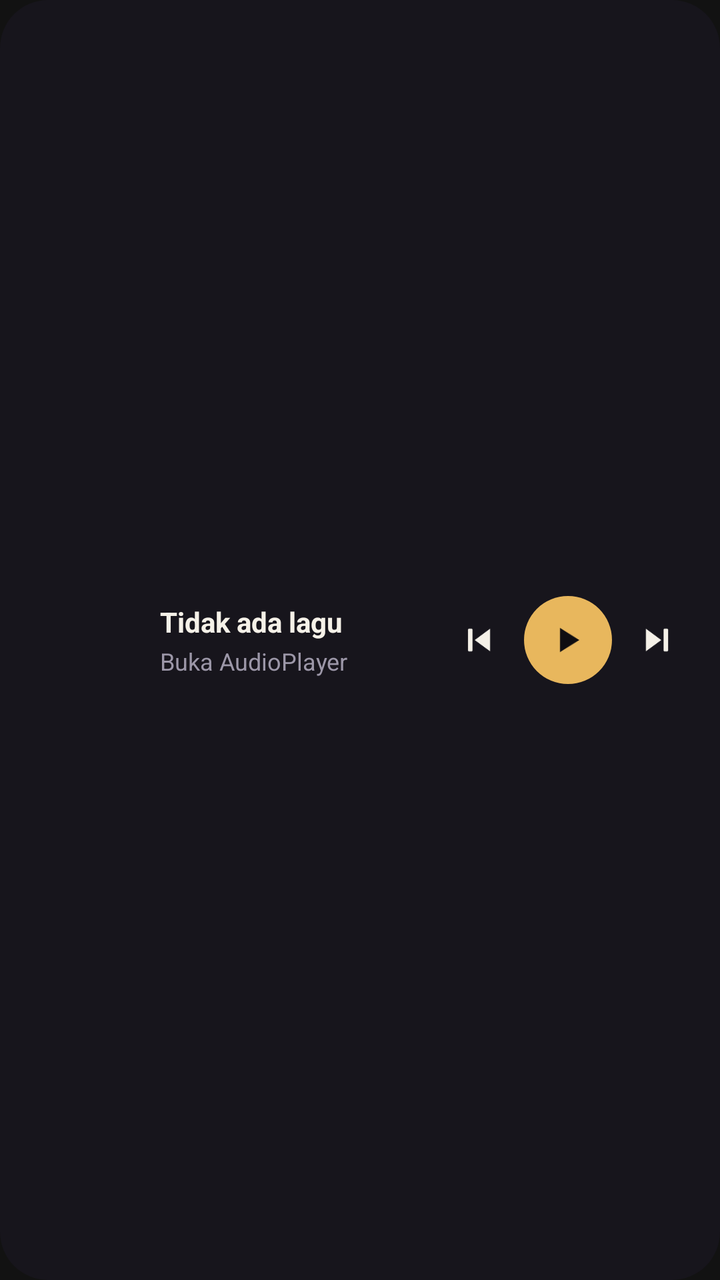
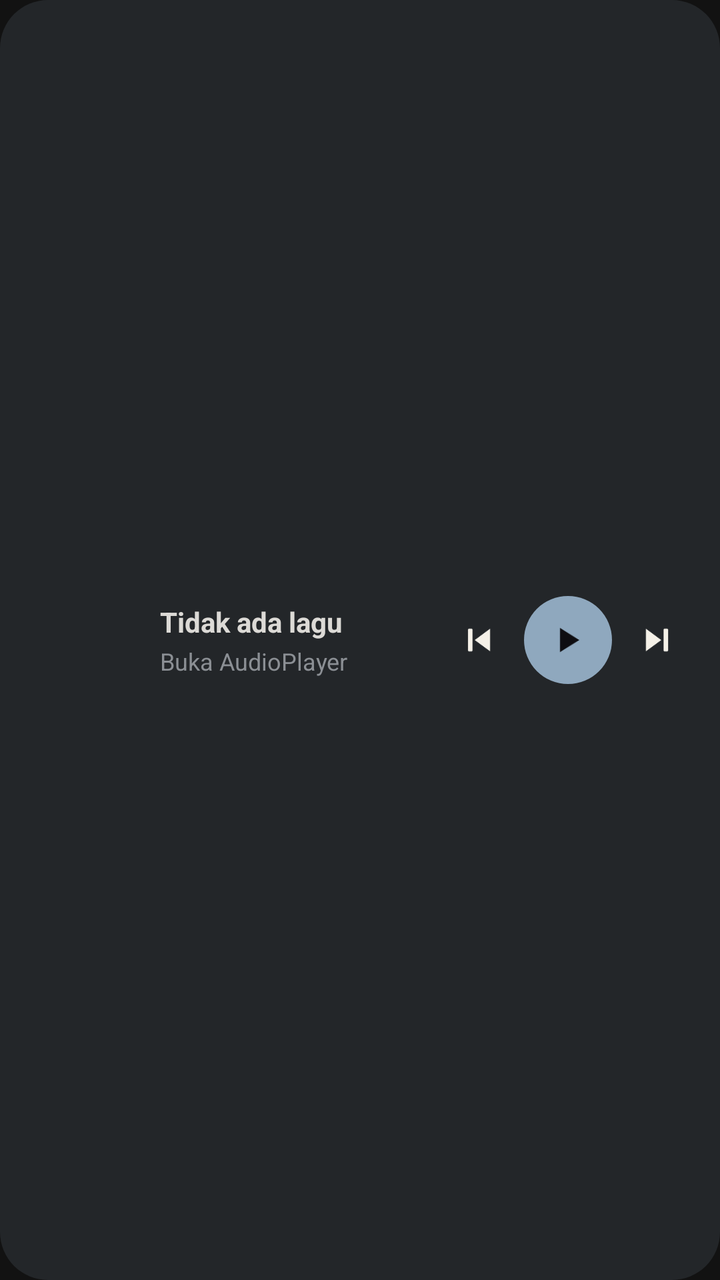

Before-and-after screenshots of an Android layout around one commit, followed by the original layout XML and the change that was made.
<!-- AndroidManifest.xml: application theme Theme.AudioPlayer -->
<!-- res/layout/widget_player.xml -->
<?xml version="1.0" encoding="utf-8"?>
<LinearLayout xmlns:android="http://schemas.android.com/apk/res/android"
    android:layout_width="match_parent"
    android:layout_height="match_parent"
    android:background="@drawable/widget_background"
    android:orientation="horizontal"
    android:gravity="center_vertical"
    android:padding="14dp">

    <ImageView
        android:id="@+id/widget_album_art"
        android:layout_width="52dp"
        android:layout_height="52dp"
        android:scaleType="centerCrop" />

    <LinearLayout
        android:layout_width="0dp"
        android:layout_height="wrap_content"
        android:layout_weight="1"
        android:layout_marginStart="14dp"
        android:layout_marginEnd="8dp"
        android:orientation="vertical">

        <TextView
            android:id="@+id/widget_title"
            android:layout_width="match_parent"
            android:layout_height="wrap_content"
            android:textColor="#F5F1E8"
            android:textSize="14sp"
            android:textStyle="bold"
            android:maxLines="1"
            android:ellipsize="end"
            android:text="Tidak ada lagu" />

        <TextView
            android:id="@+id/widget_artist"
            android:layout_width="match_parent"
            android:layout_height="wrap_content"
            android:layout_marginTop="2dp"
            android:textColor="#9C97A8"
            android:textSize="12sp"
            android:maxLines="1"
            android:ellipsize="end"
            android:text="Buka AudioPlayer" />
    </LinearLayout>

    <ImageButton
        android:id="@+id/widget_prev"
        android:layout_width="34dp"
        android:layout_height="34dp"
        android:padding="7dp"
        android:background="@android:color/transparent"
        android:scaleType="fitCenter"
        android:src="@drawable/ic_widget_previous"
        android:contentDescription="Sebelumnya" />

    <ImageButton
        android:id="@+id/widget_play_pause"
        android:layout_width="44dp"
        android:layout_height="44dp"
        android:layout_marginStart="6dp"
        android:padding="12dp"
        android:background="@drawable/widget_play_button_bg"
        android:scaleType="fitCenter"
        android:src="@drawable/ic_widget_play"
        android:contentDescription="Putar" />

    <ImageButton
        android:id="@+id/widget_next"
        android:layout_width="34dp"
        android:layout_height="34dp"
        android:layout_marginStart="6dp"
        android:padding="7dp"
        android:background="@android:color/transparent"
        android:scaleType="fitCenter"
        android:src="@drawable/ic_widget_next"
        android:contentDescription="Berikutnya" />

</LinearLayout>
<!-- resources referenced by this layout -->
<resources>
  <!-- drawable ic_widget_next: png bitmap (drawable, 1562 bytes) -->
  <!-- drawable ic_widget_play: png bitmap (drawable, 872 bytes) -->
  <!-- drawable ic_widget_previous: png bitmap (drawable, 1621 bytes) -->
  <!-- drawable widget_background (drawable) -->
  <?xml version="1.0" encoding="utf-8"?>
  <shape xmlns:android="http://schemas.android.com/apk/res/android"
      android:shape="rectangle">
      <solid android:color="#17151C" />
      <corners android:radius="24dp" />
  </shape>
  <!-- drawable widget_play_button_bg (drawable) -->
  <?xml version="1.0" encoding="utf-8"?>
  <shape xmlns:android="http://schemas.android.com/apk/res/android"
      android:shape="oval">
      <solid android:color="#E8B75D" />
  </shape>
  <style name="Theme.AudioPlayer" parent="android:Theme.Material.NoActionBar">
          <item name="android:windowBackground">@color/black</item>
      </style>
  <color name="black">#FF121212</color>
</resources>

<!-- the commit's change to res/layout/widget_player.xml (unified diff, before → after) -->
@@ -25,7 +25,7 @@
             android:id="@+id/widget_title"
             android:layout_width="match_parent"
             android:layout_height="wrap_content"
-            android:textColor="#F5F1E8"
+            android:textColor="#DCDAD6"
             android:textSize="14sp"
             android:textStyle="bold"
             android:maxLines="1"
@@ -37,7 +37,7 @@
             android:layout_width="match_parent"
             android:layout_height="wrap_content"
             android:layout_marginTop="2dp"
-            android:textColor="#9C97A8"
+            android:textColor="#8B8F94"
             android:textSize="12sp"
             android:maxLines="1"
             android:ellipsize="end"
<!-- resource entries referenced after the edit -->
@@ -7,14 +7,14 @@
   <?xml version="1.0" encoding="utf-8"?>
   <shape xmlns:android="http://schemas.android.com/apk/res/android"
       android:shape="rectangle">
-      <solid android:color="#17151C" />
+      <solid android:color="#232629" />
       <corners android:radius="24dp" />
   </shape>
   <!-- drawable widget_play_button_bg (drawable) -->
   <?xml version="1.0" encoding="utf-8"?>
   <shape xmlns:android="http://schemas.android.com/apk/res/android"
       android:shape="oval">
-      <solid android:color="#E8B75D" />
+      <solid android:color="#8FA8BE" />
   </shape>
   <style name="Theme.AudioPlayer" parent="android:Theme.Material.NoActionBar">
           <item name="android:windowBackground">@color/black</item>
